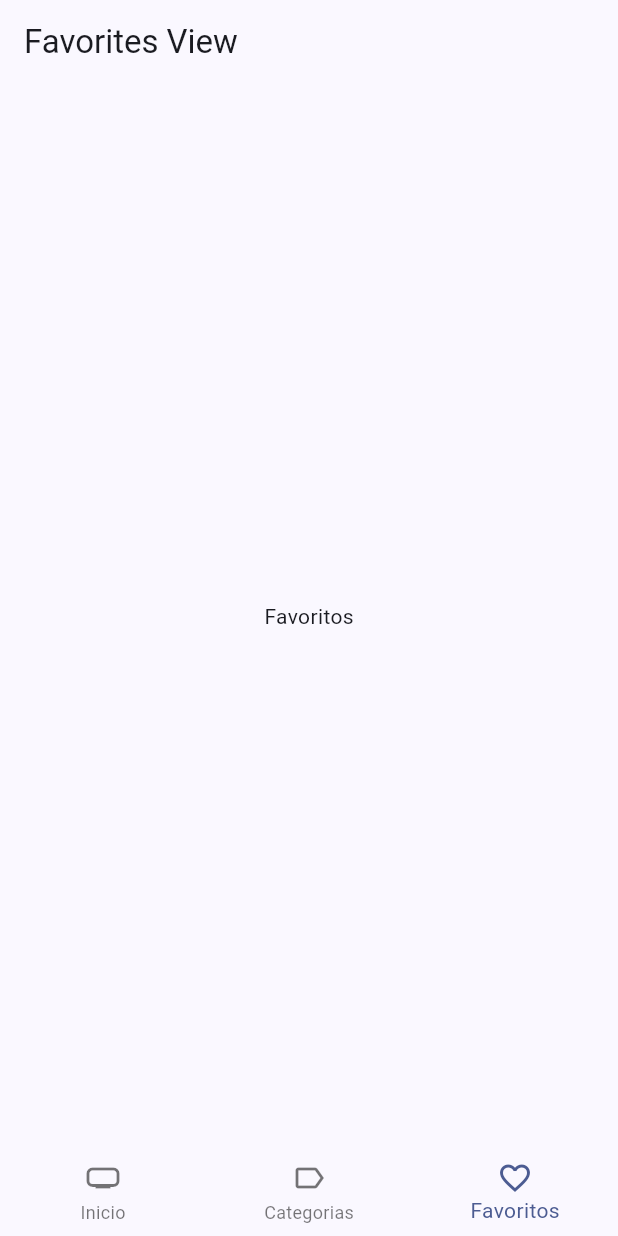
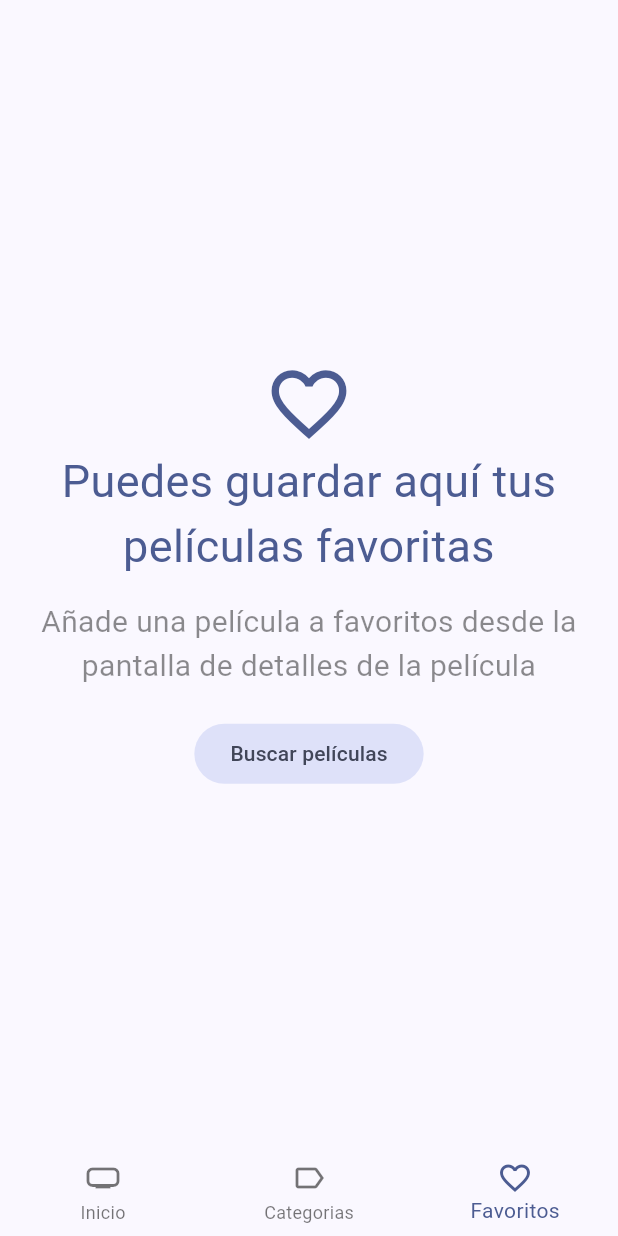
Before and after one commit to BlueScreenCQ/cinemapedia, a Flutter app: the screen it shows after launch, item 3 of the bottom bar chosen, on a phone screen of 412 x 824 dp. Run offline on Flutter 3.47's test engine with Material 2 defaults, Android fonts, the phone set to English and light mode, and no system bars; our stand-ins replace animate_do, card_swiper, dio, flutter_dotenv, flutter_riverpod, go_router and 1 more; accounts and stored records are empty; generated files the repository leaves out were written again; network calls fail.

Commit message:
fin-seccion-17

```diff
--- a/lib/config/router/app_router.dart
+++ b/lib/config/router/app_router.dart
@@ -1,9 +1,10 @@
+import 'package:go_router/go_router.dart';
 import 'package:cinemapedia/presentation/screens/screens.dart';
-import 'package:go_router/go_router.dart';
 
 final appRouter = GoRouter(
   initialLocation: '/home/0',
   routes: [
+
     GoRoute(
       path: '/home/:page',
       name: HomeScreen.name,
--- a/lib/config/theme/app_theme.dart
+++ b/lib/config/theme/app_theme.dart
@@ -5,6 +5,8 @@ class AppTheme {
   ThemeData getTheme() => ThemeData(
     useMaterial3: true,
     colorSchemeSeed: const Color(0xff2862F5)
+
+    //TODO PONER TEMA OSCURO
   );
 
 }
--- a/lib/infrastructure/models/moviedb/movie_details_moviedb.dart
+++ b/lib/infrastructure/models/moviedb/movie_details_moviedb.dart
@@ -127,8 +127,8 @@ class BelongsToCollection {
     factory BelongsToCollection.fromJson(Map<String, dynamic> json) => BelongsToCollection(
         id: json["id"],
         name: json["name"],
-        posterPath: json["poster_path"],
-        backdropPath: json["backdrop_path"],
+        posterPath: json["poster_path"] ?? '',
+        backdropPath: json["backdrop_path"] ?? '',
     );
 
     Map<String, dynamic> toJson() => {
--- a/lib/presentation/providers/providers.dart
+++ b/lib/presentation/providers/providers.dart
@@ -8,3 +8,7 @@ export 'actors/actors_by_movie_provider.dart';
 export 'actors/actors_repository_provider.dart';
 
 export 'search/search_movies_provider.dart';
+
+export 'storage/local_storage_provider.dart';
+export 'storage/is_favorite_provider.dart';
+export 'storage/favorites_movies_provider.dart';
--- a/lib/presentation/views/movies/favorites_view.dart
+++ b/lib/presentation/views/movies/favorites_view.dart
@@ -1,15 +1,95 @@
 import 'package:flutter/material.dart';
+import 'package:flutter_riverpod/flutter_riverpod.dart';
+import 'package:go_router/go_router.dart';
 
-class FavoritesView extends StatelessWidget {
+import '../../providers/providers.dart';
+import '../../widgets/widgets.dart';
+
+class FavoritesView extends ConsumerStatefulWidget {
   const FavoritesView({super.key});
 
   @override
+  ConsumerState<FavoritesView> createState() => _FavoritesViewState();
+
+}
+
+class _FavoritesViewState extends ConsumerState<FavoritesView> {
+
+  bool isLastPage = false;
+  bool isLoading = false;
+
+  @override
+  void initState() {
+    super.initState();
+
+    loadNextPate();
+  }
+
+  void loadNextPate() async {
+
+    if( isLoading | isLastPage ) return;
+
+    isLoading =  true;
+
+    final movies = await  ref.read(favoriteMoviesProvider.notifier).loadNextPage();
+
+    if(movies.isEmpty) isLastPage = true;
+
+    isLoading =  false;
+  }
+
+  @override
   Widget build(BuildContext context) {
+
+    final favoritesMovies = ref.watch(favoriteMoviesProvider).values.toList();
+
+    if (favoritesMovies.isEmpty) {
+
+      final colors = Theme.of(context).colorScheme;
+
+      return Center(
+        child: Padding(
+          padding: const EdgeInsets.symmetric(horizontal: 15.0),
+          child: Column(
+            mainAxisAlignment: MainAxisAlignment.center,
+            crossAxisAlignment: CrossAxisAlignment.center,
+            children: [
+
+              Icon(Icons.favorite_outline_sharp, size: 60, color: colors.primary),
+              Text('Puedes guardar aquí tus películas favoritas', style: TextStyle(fontSize: 30, color: colors.primary), textAlign: TextAlign.center,),
+              const SizedBox(height: 15),
+              const Text('Añade una película a favoritos desde la pantalla de detalles de la película ', style: TextStyle(fontSize: 20, color: Colors.black45), textAlign: TextAlign.center,),
+              const SizedBox(height: 20),
+              FilledButton.tonal( //TODO poner otro botón que cargue una peli aleatoria
+                onPressed: () => context.go('/home/0'),
+                child: const Text('Buscar películas'),
+              )
+
+            ],
+          ),
+        ),
+      );
+    }
+
     return Scaffold(
-      appBar: AppBar(
-        title: const Text('Favorites View'),
+      body: MovieMasonry(
+        movies: favoritesMovies,
+        loadNextPage: loadNextPate,
       ),
-      body: const Center(child: Text('Favoritos')),
+
+      // appBar: AppBar(
+      //   title: const Text('Favorites View'),
+      // ),
+      // body: ListView.builder(
+      //   itemCount: favoritesMovies.length,
+      //   itemBuilder: (context, index) {
+
+
+      //     return ListTile(
+      //       title: Text(favoritesMovies[index].title),
+      //     );
+      //   }
+      //   )
     );
   }
 }
--- a/lib/presentation/widgets/shared/custom_appbar.dart
+++ b/lib/presentation/widgets/shared/custom_appbar.dart
@@ -43,7 +43,7 @@ class CustomAppBar extends ConsumerWidget {
                       )
                     ).then((movie)  {
                       if(movie != null) {
-                      context.push('/movie/${movie.id}');
+                      context.push('/home/0/movie/${movie.id}');
                     }
                     });
                 },
--- a/lib/presentation/widgets/widgets.dart
+++ b/lib/presentation/widgets/widgets.dart
@@ -4,3 +4,5 @@ export 'movies/movies_slideshow.dart';
 export 'movies/movie_horizontal_listview.dart';
 export 'shared/custom_bottom_navigation_bar.dart';
 export 'shared/full_screen_loader.dart';
+export 'movies/movie_masonry.dart';
+export 'movies/movie_poster_link.dart';
--- a/pubspec.yaml
+++ b/pubspec.yaml
@@ -14,14 +14,20 @@ dependencies:
     sdk: flutter
   flutter_dotenv: ^5.0.2
   flutter_riverpod: ^2.3.6
+  flutter_staggered_grid_view: ^0.7.0
   go_router: ^7.1.1
   hero_animation: ^1.1.0
   intl: ^0.18.1
+  isar: ^3.1.0+1
+  isar_flutter_libs: ^3.1.0+1
+  path_provider: ^2.1.1
 
 dev_dependencies:
+  build_runner: ^2.4.6
   flutter_lints: ^2.0.0
   flutter_test:
     sdk: flutter
+  isar_generator: ^3.1.0+1
 
 flutter:
   uses-material-design: true
```
Also changed, not shown: lib/domain/datasources/local_storage_datasource.dart (added, +12 -0 lines), lib/domain/entities/movie.dart (+9 -0 lines), lib/domain/repositories/local_storage_repository.dart (added, +12 -0 lines), lib/infrastructure/datasources/isar_datasource.dart (added, +74 -0 lines), lib/infrastructure/repositories/local_storage_repository_impl.dart (added, +27 -0 lines), lib/presentation/providers/storage/favorites_movies_provider.dart (added, +64 -0 lines), lib/presentation/providers/storage/is_favorite_provider.dart (added, +9 -0 lines), lib/presentation/providers/storage/local_storage_provider.dart (added, +8 -0 lines), lib/presentation/screens/movies/movie_screen.dart (+76 -19 lines), lib/presentation/widgets/movies/movie_masonry.dart (added, +71 -0 lines), lib/presentation/widgets/movies/movie_poster_link.dart (added, +26 -0 lines), lib/domain/entities/movie.g.dart (added), pubspec.lock, 6 other files.
